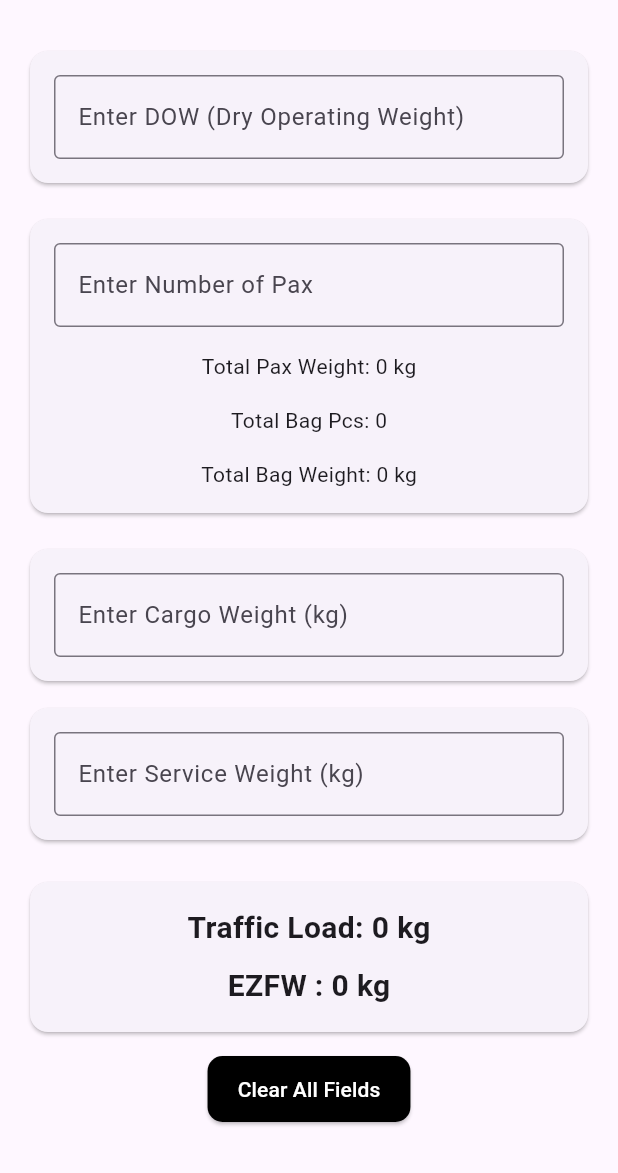
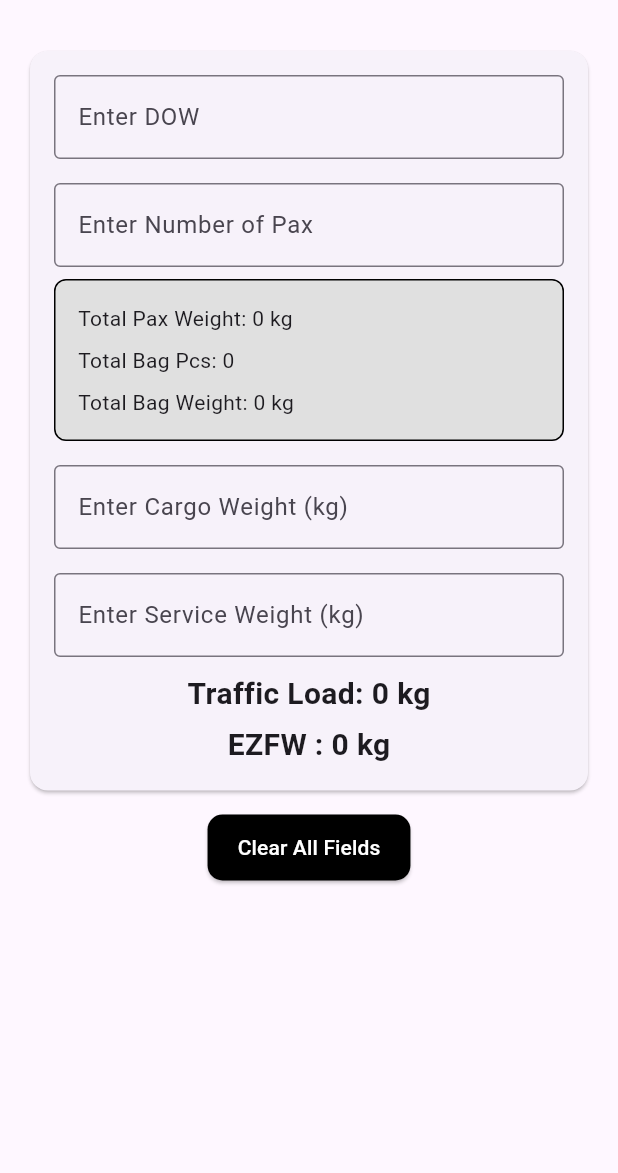
Before and after one commit to flutify-sa/zfwcalculation, a Flutter app: the NarrowBody screen opened directly, on a phone screen of 412 x 824 dp, the part 63-1236 px from its top. Run offline on Flutter 3.47's test engine with Material 3 defaults, Android fonts, the light colour scheme and no system bars.

Commit message:
added some more UI to the pages

```diff
--- a/lib/main.dart
+++ b/lib/main.dart
@@ -1,5 +1,4 @@
 import 'package:flutter/material.dart';
-import 'package:zfwcalc/entryscreen.dart';
 import 'package:provider/provider.dart';
 import 'package:zfwcalc/toggleselector.dart';
 import 'package:zfwcalc/welcomescreen.dart';
--- a/lib/narrowbody.dart
+++ b/lib/narrowbody.dart
@@ -85,30 +85,23 @@ class NarrowBodyState extends State<NarrowBody> {
           child: Column(
             crossAxisAlignment: CrossAxisAlignment.start,
             children: <Widget>[
-              // DOW field wrapped in Card
-              Card(
-                child: Padding(
-                  padding: const EdgeInsets.all(16.0),
-                  child: TextField(
-                    controller: _dowController,
-                    keyboardType: TextInputType.number,
-                    decoration: InputDecoration(
-                      labelText: 'Enter DOW (Dry Operating Weight)',
-                      border: OutlineInputBorder(),
-                    ),
-                    onChanged: (value) {
-                      _calculateWeights(); // Update calculations when DOW changes
-                    },
-                  ),
-                ),
-              ),
-              SizedBox(height: 16),
-              // Pax field wrapped in Card
               Card(
                 child: Padding(
                   padding: const EdgeInsets.all(16.0),
                   child: Column(
                     children: [
+                      TextField(
+                        controller: _dowController,
+                        keyboardType: TextInputType.number,
+                        decoration: InputDecoration(
+                          labelText: 'Enter DOW ',
+                          border: OutlineInputBorder(),
+                        ),
+                        onChanged: (value) {
+                          _calculateWeights();
+                        },
+                      ),
+                      SizedBox(height: 16),
                       TextField(
                         controller: _paxController,
                         keyboardType: TextInputType.number,
@@ -117,27 +110,46 @@ class NarrowBodyState extends State<NarrowBody> {
                           border: OutlineInputBorder(),
                         ),
                         onChanged: (value) {
-                          _calculateWeights(); // Update calculations when Pax changes
+                          _calculateWeights();
                         },
                       ),
-                      SizedBox(height: 16),
-                      Text(
-                          'Total Pax Weight: ${paxWeight.toStringAsFixed(0)} kg'),
-                      SizedBox(height: 16),
-                      Text('Total Bag Pcs: $totalBags'),
-                      SizedBox(height: 16),
-                      Text(
-                          'Total Bag Weight: ${bagsWeight.toStringAsFixed(0)} kg'),
+                      SizedBox(height: 8),
+                      Container(
+                        padding: EdgeInsets.all(15),
+                        decoration: BoxDecoration(
+                          color: Colors.grey.shade300,
+                          borderRadius: BorderRadius.circular(8),
+                          border: Border.all(color: Colors.black),
+                        ),
+                        child: Column(
+                          crossAxisAlignment: CrossAxisAlignment
+                              .start, // Align all children to the left
+                          children: [
+                            Align(
+                              alignment: Alignment.centerLeft,
+                              child: Text(
+                                'Total Pax Weight: ${paxWeight.toStringAsFixed(0)} kg',
+                              ),
+                            ),
+                            SizedBox(height: 8),
+                            Align(
+                              alignment: Alignment.centerLeft,
+                              child: Text(
+                                'Total Bag Pcs: $totalBags',
+                              ),
+                            ),
+                            SizedBox(height: 8),
+                            Align(
+                              alignment: Alignment.centerLeft,
+                              child: Text(
+                                'Total Bag Weight: ${bagsWeight.toStringAsFixed(0)} kg',
+                              ),
+                            ),
                           ],
                         ),
                       ),
-              ),
                       SizedBox(height: 16),
-              // Cargo weight field wrapped in Card
-              Card(
-                child: Padding(
-                  padding: const EdgeInsets.all(16.0),
-                  child: TextField(
+                      TextField(
                         controller: _cargoController,
                         keyboardType: TextInputType.number,
                         decoration: InputDecoration(
@@ -145,17 +157,11 @@ class NarrowBodyState extends State<NarrowBody> {
                           border: OutlineInputBorder(),
                         ),
                         onChanged: (value) {
-                      _calculateWeights(); // Update calculations when Cargo changes
+                          _calculateWeights();
                         },
                       ),
-                ),
-              ),
-              SizedBox(height: 10),
-              // Service weight field wrapped in Card
-              Card(
-                child: Padding(
-                  padding: const EdgeInsets.all(16.0),
-                  child: TextField(
+                      SizedBox(height: 16),
+                      TextField(
                         controller: _serviceWeightController,
                         keyboardType: TextInputType.number,
                         decoration: InputDecoration(
@@ -163,29 +169,16 @@ class NarrowBodyState extends State<NarrowBody> {
                           border: OutlineInputBorder(),
                         ),
                         onChanged: (value) {
-                      _calculateWeights(); // Update calculations when Service Weight changes
+                          _calculateWeights();
                         },
                       ),
-                ),
-              ),
-              SizedBox(height: 20),
-              // Total Payload field wrapped in Card
-              // Total Payload field wrapped in Card
-              Card(
-                child: Padding(
-                  padding: const EdgeInsets.all(16.0),
-                  child: Center(
-                    // Center the content horizontally
-                    child: Column(
-                      mainAxisSize: MainAxisSize
-                          .min, // Use min size to avoid unnecessary space
-                      children: [
+                      SizedBox(height: 10),
                       Text(
                         'Traffic Load: ${totalTrafficload.toStringAsFixed(0)} kg',
                         style: TextStyle(
                             fontSize: 20, fontWeight: FontWeight.bold),
                       ),
-                        SizedBox(height: 10),
+                      SizedBox(height: 5),
                       Text(
                         'EZFW : ${zfw.toStringAsFixed(0)} kg',
                         style: TextStyle(
@@ -195,21 +188,17 @@ class NarrowBodyState extends State<NarrowBody> {
                   ),
                 ),
               ),
-              ),
               SizedBox(height: 10),
-              // Clear button with black background and white text
               Center(
                 child: ElevatedButton(
                   onPressed: _clearFields,
                   style: ButtonStyle(
-                    backgroundColor: WidgetStateProperty.all(
-                        Colors.black), // Black background
-                    padding: WidgetStateProperty.all(EdgeInsets.symmetric(
-                        vertical: 12, horizontal: 20)), // Padding
+                    backgroundColor: WidgetStateProperty.all(Colors.black),
+                    padding: WidgetStateProperty.all(
+                        EdgeInsets.symmetric(vertical: 12, horizontal: 20)),
                     shape: WidgetStateProperty.all<RoundedRectangleBorder>(
                       RoundedRectangleBorder(
-                        borderRadius: BorderRadius.circular(
-                            10.0), // Set your desired border radius here
+                        borderRadius: BorderRadius.circular(10.0),
                       ),
                     ),
                   ),
--- a/lib/widebody.dart
+++ b/lib/widebody.dart
@@ -76,7 +76,7 @@ class WideBodyState extends State<WideBody> {
   Widget build(BuildContext context) {
     return Scaffold(
       appBar: AppBar(
-        title: Text('Narrow Body'),
+        title: Text('Wide Body'),
         centerTitle: true,
       ),
       body: Padding(
```
Also changed, not shown: lib/entryscreen.dart (+24 -48 lines), lib/welcomescreen.dart (+36 -18 lines). Lines whose indentation alone changed are shown as unchanged.
